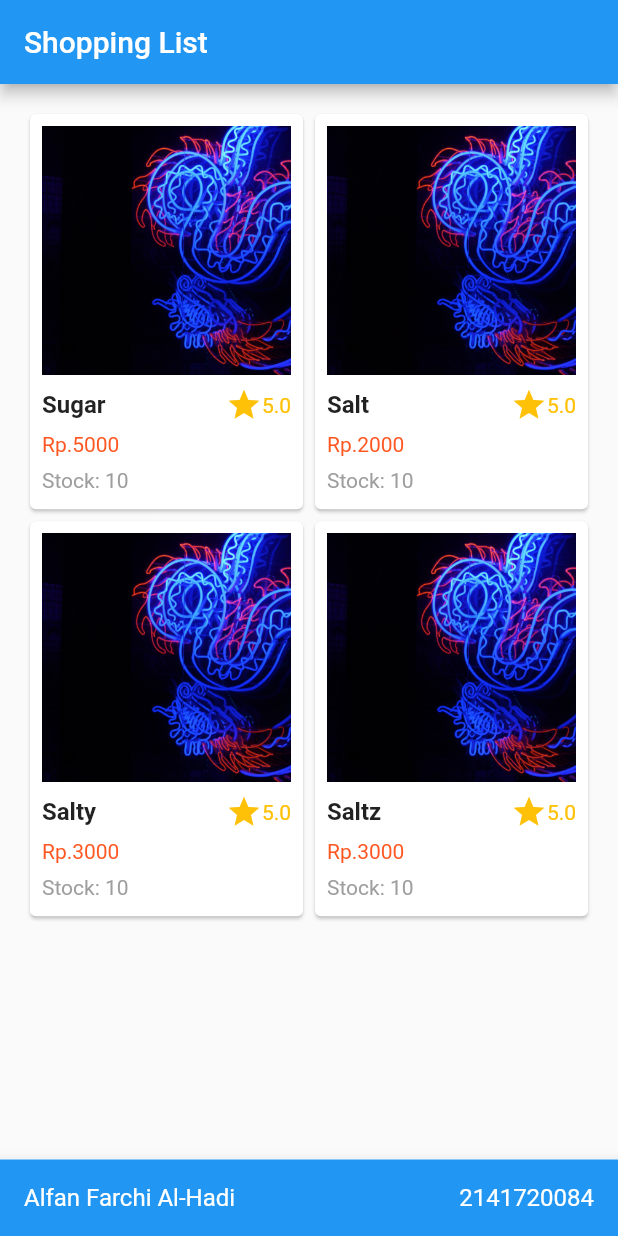
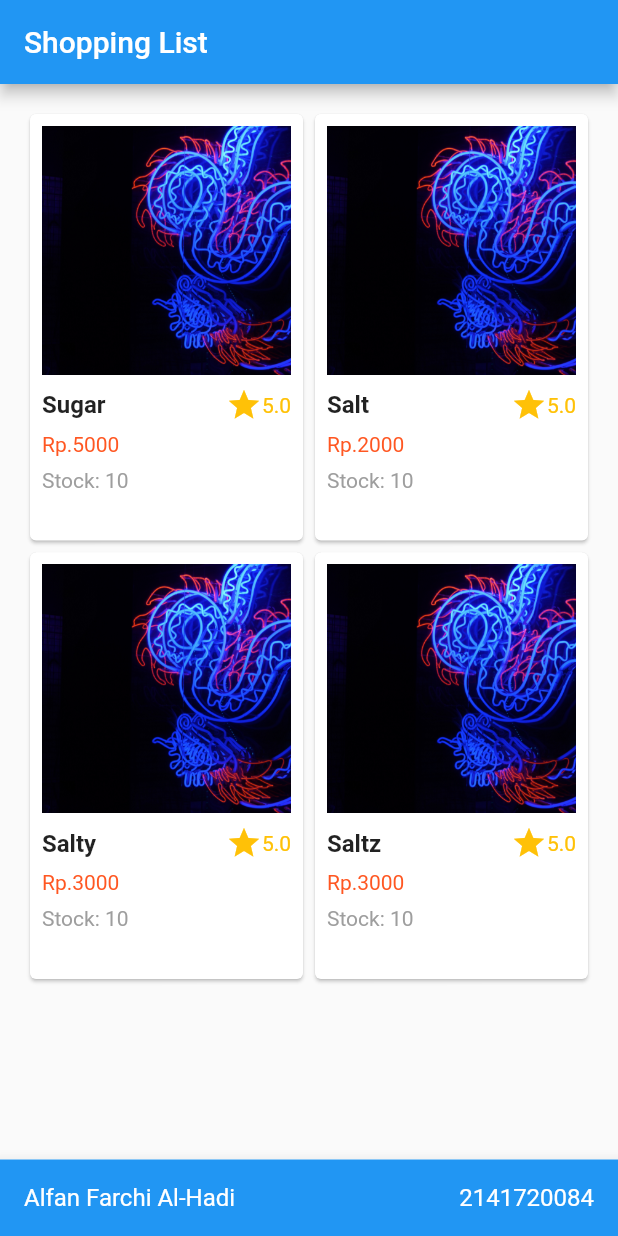
Before and after one commit to alfankevin/hello_world, a Flutter app: the screen it shows after launch, on a phone screen of 412 x 824 dp. Run offline on Flutter 3.47's test engine with Material 2 defaults, Android fonts, the phone set to English and light mode, and no system bars.

Commit message:
New commit

```diff
--- a/lib/pages/home_page.dart
+++ b/lib/pages/home_page.dart
@@ -46,7 +46,7 @@ class HomePage extends StatelessWidget {
       margin: EdgeInsets.all(8),
       child: GridView.builder(
         gridDelegate: const SliverGridDelegateWithFixedCrossAxisCount(
-          crossAxisCount: 2, childAspectRatio: 0.7
+          crossAxisCount: 2, childAspectRatio: 0.65
         ),
         padding: EdgeInsets.all(8),
         itemCount: items.length,
```
Also changed, not shown: Ss1.png (added), Ss2.png (added), 1 other file.
